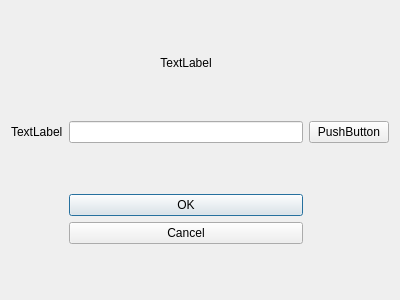
This is src/ui/forms/settingswidget.ui in Isangeles/DragonCreator as Qt 5 draws it before an edit. The edited form follows.
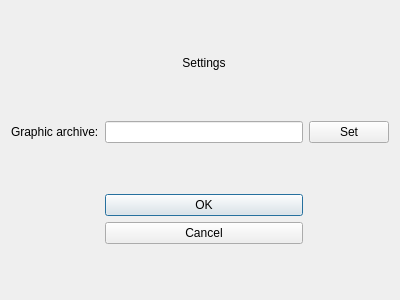
This is the edited form.

```diff
--- a/src/ui/forms/settingswidget.ui
+++ b/src/ui/forms/settingswidget.ui
@@ -23,7 +23,7 @@
       </sizepolicy>
      </property>
      <property name="text">
-      <string>TextLabel</string>
+      <string>Settings</string>
      </property>
      <property name="alignment">
       <set>Qt::AlignCenter</set>
@@ -36,14 +36,14 @@
    <item row="1" column="0">
     <widget class="QLabel" name="gameDirLabel">
      <property name="text">
-      <string>TextLabel</string>
+      <string>Graphic archive:</string>
      </property>
     </widget>
    </item>
    <item row="1" column="2">
     <widget class="QPushButton" name="gameDirB">
      <property name="text">
-      <string>PushButton</string>
+      <string>Set</string>
      </property>
     </widget>
    </item>
```
Left out of the diff: 6 changed lines with no effect on the pictures.
